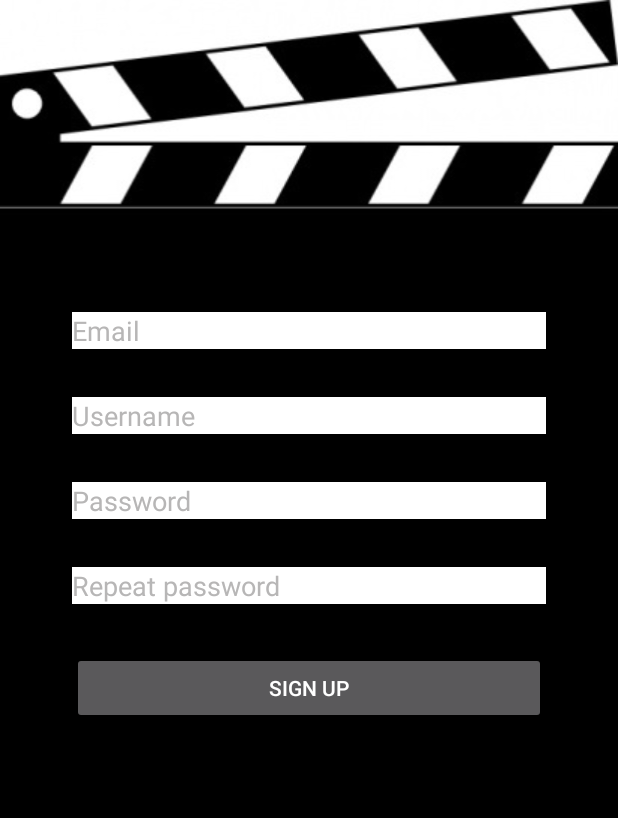
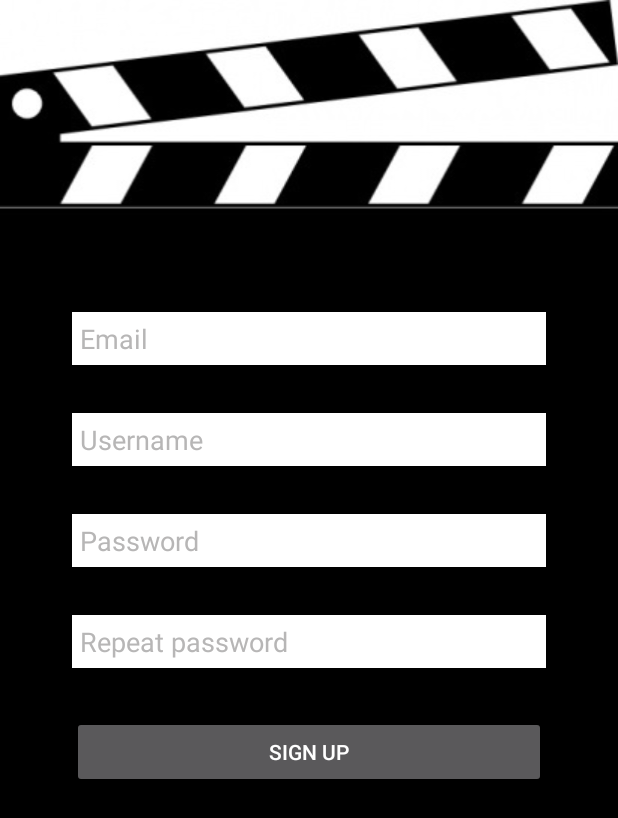
Before and after one commit to donikapeneva/Movie_Game, an Android app: the SignUpActivity screen opened directly, with no data from a screen before it, on a phone screen of 412 x 824 dp. Shown: the top 818 px of the screen. Run offline under Robolectric (Android 15) with nearby library versions, the phone set to English and light mode, and no system bars.

Commit message:
Change in Sign Up Layout

```diff
--- a/app/src/main/res/layout/activity_sign_up.xml
+++ b/app/src/main/res/layout/activity_sign_up.xml
@@ -42,6 +42,7 @@
                     android:layout_height="0dp"
                     android:layout_margin="@dimen/activity_vertical_margin"
                     android:layout_weight="1"
+                    android:padding="5dp"
                     android:background="@color/colorPrimary"
                     android:hint="@string/email"
                     android:textColor="@color/colorPrimaryDark"
@@ -53,6 +54,7 @@
                     android:id="@+id/username"
                     android:layout_width="match_parent"
                     android:layout_height="0dp"
+                    android:padding="5dp"
                     android:layout_margin="@dimen/activity_vertical_margin"
                     android:layout_marginTop="@dimen/activity_vertical_margin"
                     android:layout_weight="1"
@@ -66,6 +68,7 @@
                     android:id="@+id/password"
                     android:layout_width="match_parent"
                     android:layout_height="0dp"
+                    android:padding="5dp"
                     android:layout_margin="@dimen/activity_vertical_margin"
                     android:layout_marginTop="@dimen/activity_vertical_margin"
                     android:layout_weight="1"
@@ -79,6 +82,7 @@
                     android:id="@+id/repeat_password"
                     android:layout_width="match_parent"
                     android:layout_height="0dp"
+                    android:padding="5dp"
                     android:layout_margin="@dimen/activity_vertical_margin"
                     android:layout_marginTop="@dimen/activity_vertical_margin"
                     android:layout_weight="1"
```
